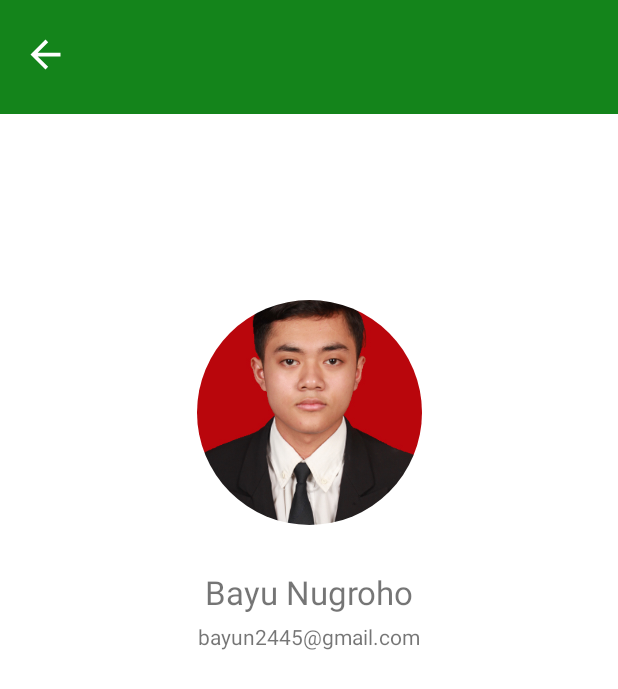
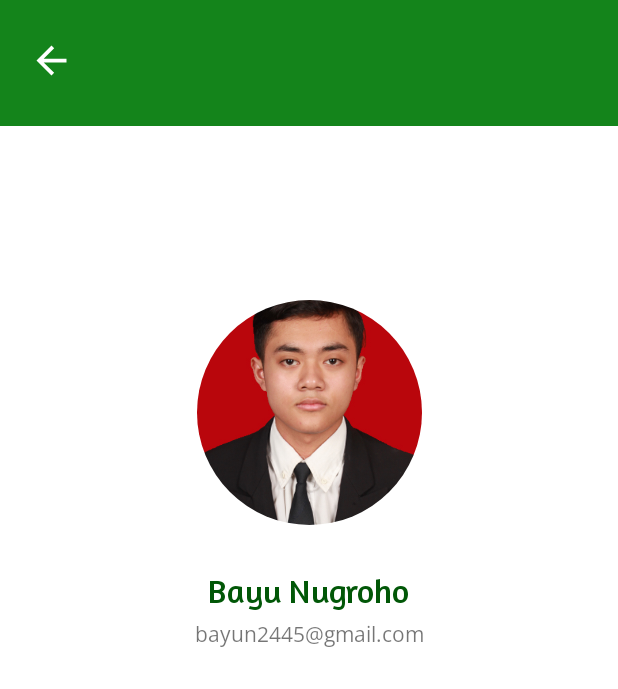
Before and after one commit to bayun2445/Exonimals, an Android app: the AboutActivity screen opened directly, with no data from a screen before it, on a phone screen of 412 x 824 dp. Shown: the top 689 px of the screen. Run offline under Robolectric (Android 15) with nearby library versions, the phone set to English and light mode, and no system bars; our stand-ins replace CircleImageView.

Commit message:
updated UI display

```diff
--- a/app/src/main/res/layout/activity_about.xml
+++ b/app/src/main/res/layout/activity_about.xml
@@ -10,16 +10,18 @@
         style="@style/CustomActionBar"
         android:layout_width="match_parent"
         android:layout_height="wrap_content"
-        app:layout_constraintTop_toTopOf="parent"
-        app:layout_constraintStart_toStartOf="parent">
+        app:layout_constraintStart_toStartOf="parent"
+        app:layout_constraintTop_toTopOf="parent">
 
         <ImageButton
             android:id="@+id/btn_back"
             style="@style/Base.Widget.AppCompat.ImageButton.CustomImageButton"
+            android:layout_width="48dp"
+            android:layout_height="48dp"
             android:src="@drawable/ic_baseline_arrow_back_30"
             app:layout_constraintStart_toStartOf="parent"
             app:layout_constraintTop_toTopOf="parent"
-            tools:ignore="ContentDescription" />
+            tools:ignore="ContentDescription,SpeakableTextPresentCheck" />
 
     </androidx.constraintlayout.widget.ConstraintLayout>
 
@@ -27,11 +29,11 @@
         android:id="@+id/img_profile"
         android:layout_width="150dp"
         android:layout_height="150dp"
-        android:layout_marginTop="200dp"
+        android:layout_marginTop="116dp"
         android:src="@drawable/profile_image"
         app:layout_constraintEnd_toEndOf="parent"
         app:layout_constraintStart_toStartOf="parent"
-        app:layout_constraintTop_toTopOf="parent" />
+        app:layout_constraintTop_toBottomOf="@+id/action_top" />
 
     <TextView
         android:id="@+id/tv_profile_name"
@@ -39,6 +41,8 @@
         android:layout_height="wrap_content"
         android:layout_marginTop="30dp"
         android:text="@string/my_name"
+        android:fontFamily="@font/amaranth"
+        android:textColor="@color/green_highlight_font"
         android:textSize="22sp"
         app:layout_constraintEnd_toEndOf="parent"
         app:layout_constraintStart_toStartOf="parent"
@@ -50,6 +54,7 @@
         android:layout_height="wrap_content"
         android:layout_marginTop="5dp"
         android:text="@string/email"
+        android:fontFamily="@font/open_sans_light"
         app:layout_constraintEnd_toEndOf="parent"
         app:layout_constraintStart_toStartOf="parent"
         app:layout_constraintTop_toBottomOf="@id/tv_profile_name" />
--- a/app/src/main/res/layout/activity_detail.xml
+++ b/app/src/main/res/layout/activity_detail.xml
@@ -66,6 +66,7 @@
             </androidx.cardview.widget.CardView>
 
             <LinearLayout
+                android:id="@+id/linearLayout"
                 android:layout_width="wrap_content"
                 android:layout_height="wrap_content"
                 android:layout_marginStart="10dp"
@@ -127,7 +128,6 @@
                 android:id="@+id/chip_favorite"
                 android:layout_width="150dp"
                 android:layout_height="60dp"
-                android:layout_marginStart="8dp"
                 android:checkable="true"
                 android:text="@string/add_to_favorite"
                 android:textAlignment="center"
@@ -137,10 +137,11 @@
                 app:chipIconEnabled="true"
                 app:chipStrokeColor="@color/green_primary"
                 app:chipStrokeWidth="1dp"
-                app:layout_constraintStart_toStartOf="parent"
+                app:layout_constraintStart_toStartOf="@id/cv_photo_container"
                 app:layout_constraintTop_toBottomOf="@id/cv_photo_container" />
 
             <androidx.cardview.widget.CardView
+                android:id="@+id/cardView"
                 android:layout_width="wrap_content"
                 android:layout_height="wrap_content"
                 android:layout_marginTop="16dp"
--- a/app/src/main/res/values/strings.xml
+++ b/app/src/main/res/values/strings.xml
@@ -10,7 +10,7 @@
     <string name="diet">Diet: %1$s</string>
     <string name="class_text">Class: %1$s</string>
     <string name="add_to_favorite">Favorite</string>
-    <string name="no_favorite">Nothing in favorite…</string>
+    <string name="no_favorite">No animal(s) is Favorite…</string>
     <string name="show">Show</string>
     <string name="hide">Hide</string>
 </resources>
```
Also changed, not shown: app/src/main/res/layout/activity_main.xml (+5 -2 lines).
